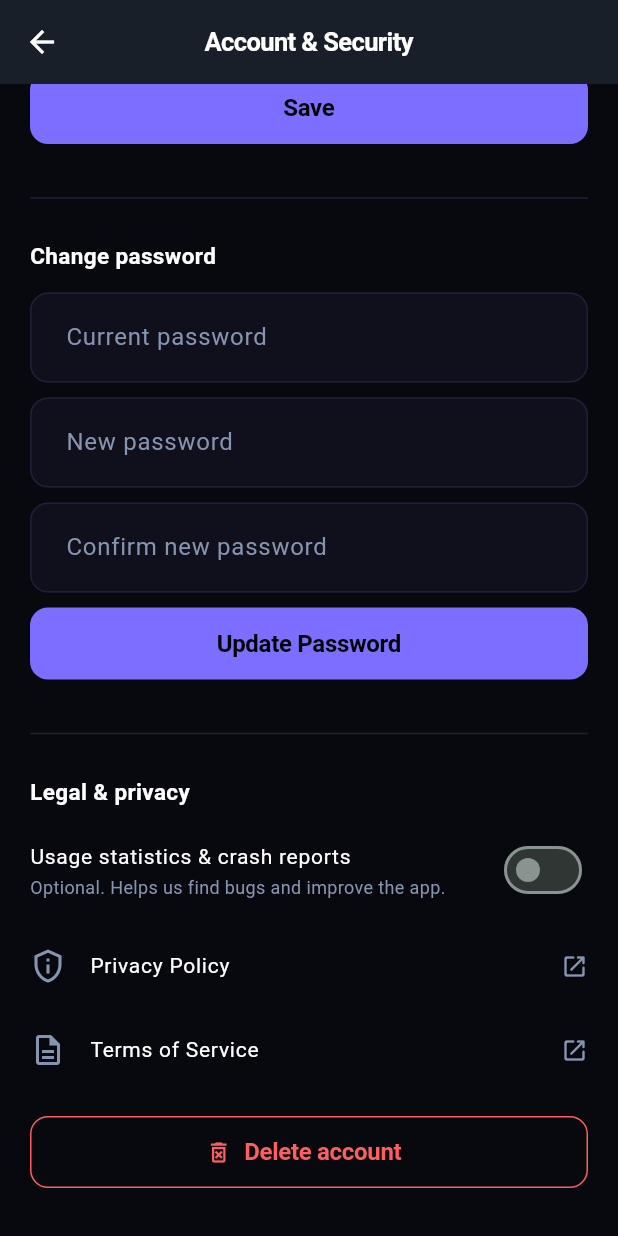
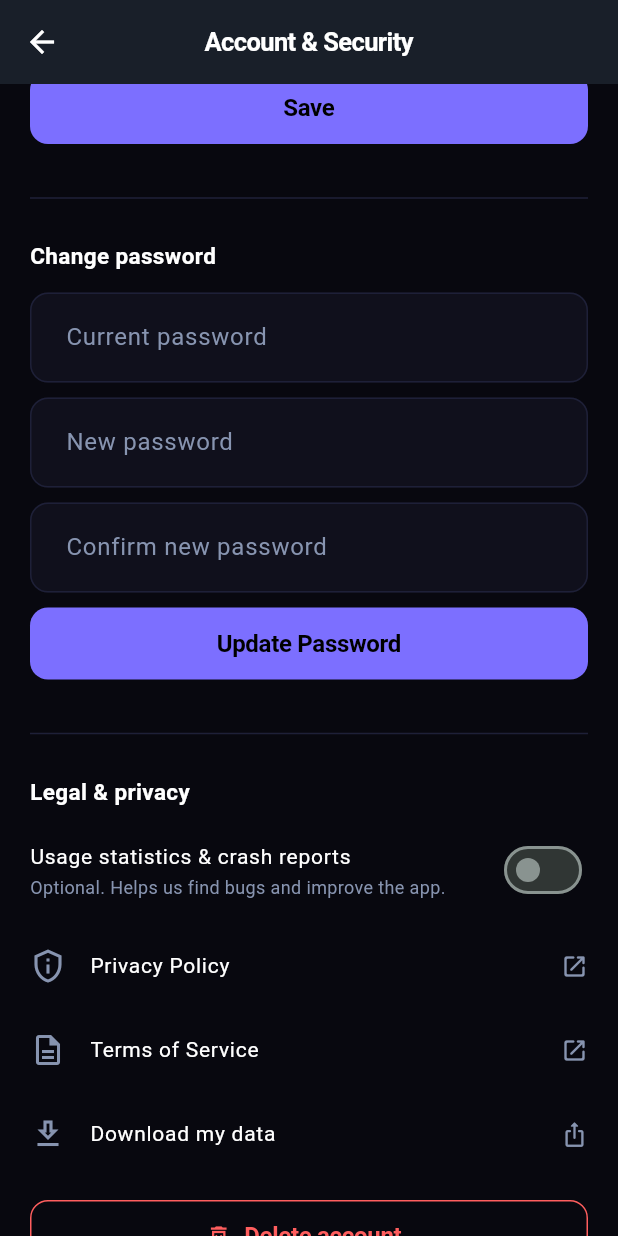
Before and after one commit to Pavelbotsu/sameway, a Flutter app: the AccountSecurityScreen screen opened directly, scrolled down 706 dp, on a phone screen of 412 x 824 dp. Run offline on Flutter 3.47's test engine with Material 3 defaults, Android fonts, the phone set to English and light mode, and no system bars; our stand-ins replace connectivity_plus, device_info_plus, firebase_analytics, firebase_core, firebase_crashlytics, firebase_messaging and 12 more; missing offline and left inert: firebase_performance, flutter_foreground_task; accounts and stored records are empty.

Commit message:
Add Download my data

```diff
--- a/lib/core/app_localizations.dart
+++ b/lib/core/app_localizations.dart
@@ -3186,6 +3186,14 @@ class AppLocalizations {
         fr: "Facultatif. Nous aide à trouver des bugs et à améliorer l'app.",
         it: "Facoltativo. Ci aiuta a trovare bug e migliorare l'app.",
       );
+  String get downloadMyData => _t(
+        en: 'Download my data',
+        uk: 'Завантажити мої дані',
+        es: 'Descargar mis datos',
+        de: 'Meine Daten herunterladen',
+        fr: 'Télécharger mes données',
+        it: 'Scarica i miei dati',
+      );
   String get legalAndPrivacy => _t(
         en: 'Legal & privacy',
         uk: 'Правова інформація та конфіденційність',
--- a/lib/features/account/account_security_screen.dart
+++ b/lib/features/account/account_security_screen.dart
@@ -6,6 +6,7 @@ import 'package:flutter/services.dart';
 import 'package:http/http.dart' as http;
 import 'package:image_picker/image_picker.dart';
 import 'package:provider/provider.dart';
+import 'package:share_plus/share_plus.dart';
 
 import '../../core/api_client.dart';
 import '../../core/app_colors.dart';
@@ -600,6 +601,27 @@ class _LegalAndPrivacySection extends StatefulWidget {
 
 class _LegalAndPrivacySectionState extends State<_LegalAndPrivacySection> {
   bool? _analyticsOn;
+  bool _exporting = false;
+
+  /// GDPR access/portability: everything the server holds about the account
+  /// as one JSON file, handed to the share sheet (save to Files, email…).
+  Future<void> _exportData() async {
+    setState(() => _exporting = true);
+    try {
+      final data = await ApiClient(TokenStorage()).get('/auth/export', auth: true);
+      final bytes = utf8.encode(const JsonEncoder.withIndent('  ').convert(data));
+      final date = DateTime.now().toIso8601String().substring(0, 10);
+      // ignore: deprecated_member_use
+      await Share.shareXFiles([
+        XFile.fromData(bytes,
+            name: 'sameway-data-$date.json', mimeType: 'application/json'),
+      ], fileNameOverrides: ['sameway-data-$date.json']);
+    } catch (e) {
+      if (mounted) BrandedSnack.showError(context, friendlyError(context, e));
+    } finally {
+      if (mounted) setState(() => _exporting = false);
+    }
+  }
 
   @override
   void initState() {
@@ -668,6 +690,21 @@ class _LegalAndPrivacySectionState extends State<_LegalAndPrivacySection> {
         ),
         linkTile(Icons.privacy_tip_outlined, l.privacyPolicy, kPrivacyPolicyUrl),
         linkTile(Icons.description_outlined, l.termsOfService, kTermsUrl),
+        ListTile(
+          contentPadding: EdgeInsets.zero,
+          leading: const Icon(Icons.download_outlined,
+              color: AppColors.textSecondary),
+          title: Text(l.downloadMyData,
+              style: const TextStyle(color: AppColors.textPrimary, fontSize: 14)),
+          trailing: _exporting
+              ? const SizedBox(
+                  width: 18,
+                  height: 18,
+                  child: CircularProgressIndicator(strokeWidth: 2))
+              : const Icon(Icons.ios_share_rounded,
+                  color: AppColors.textSecondary, size: 18),
+          onTap: _exporting ? null : _exportData,
+        ),
         const SizedBox(height: 16),
         OutlinedButton.icon(
           onPressed: _deleteAccount,
```
Also changed, not shown: 1 other file.
